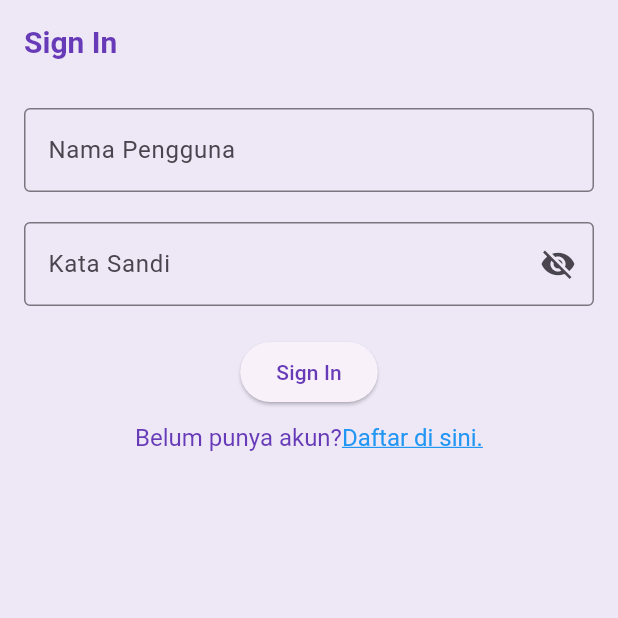
After one commit to NicholasTan24/wisata_candi_nicholastan, a Flutter app: the screen it shows after launch, on a phone screen of 412 x 824 dp, the top half of it. The commit adds this screen. Run offline on Flutter 3.47's test engine with Material 3 defaults, Android fonts, the phone set to English and light mode, and no system bars.

Commit message:
signInScreen
membuat class Sign in Screen sampai  slide 21

```diff
--- a/lib/main.dart
+++ b/lib/main.dart
@@ -2,6 +2,7 @@
 import 'package:wisata_candi_nicholastan/data/candi_data.dart';
 import 'package:wisata_candi_nicholastan/screens/detail_screen.dart';
 import 'package:wisata_candi_nicholastan/screens/profile_screen.dart';
+import 'package:wisata_candi_nicholastan/screens/sign_in_screen.dart';
 
 
 void main() {
@@ -17,11 +18,23 @@
     return MaterialApp(
       title: 'Wisata Candi',
       theme: ThemeData(
-        colorScheme: ColorScheme.fromSeed(seedColor: Colors.deepPurple),
+        appBarTheme: const AppBarTheme(
+          iconTheme: IconThemeData(color: Colors.deepPurple),
+          titleTextStyle: TextStyle(
+            color: Colors.deepPurple,
+            fontSize: 20,
+            fontWeight: FontWeight.bold,
+          ),
+        ),
+        colorScheme: ColorScheme.fromSeed(seedColor: Colors.deepPurple).copyWith(
+          primary: Colors.deepPurple,
+          surface: Colors.deepPurple[50],
+        ),
         useMaterial3: true,
       ),
       // home: ProfileScreen(),
-      home: DetailScreen(candi: candiList[0]),
+      // home: DetailScreen(candi: candiList[0]),
+      home: SignInScreen(),
     );
   }
 }
--- a/lib/screens/profile_screen.dart
+++ b/lib/screens/profile_screen.dart
@@ -57,6 +57,7 @@
                   ),
                 )
                 //TODO: 3. Buat bagian ProfileInfo yang berisi info profil
+
                 //TODO: 4. Buat ProfileActions yang berisi TextButton sign in/out
               ],
             ),
--- /dev/null
+++ b/lib/screens/sign_in_screen.dart
@@ -0,0 +1,102 @@
+import 'package:flutter/material.dart';
+import 'package:flutter/gestures.dart';
+
+
+class SignInScreen extends StatefulWidget {
+  SignInScreen({super.key});
+
+  @override
+  State<SignInScreen> createState() => _SignInScreenState();
+}
+
+class _SignInScreenState extends State<SignInScreen> {
+  // TODO: 1. Deklarasikan variabel
+  final TextEditingController _usernameController = TextEditingController();
+
+  final TextEditingController _passwordController = TextEditingController();
+
+  String _errorText = '';
+
+  bool _isSignedIn = false;
+
+  bool _obscurePassword = true;
+
+  @override
+  Widget build(BuildContext context) {
+    return Scaffold(
+      // TODO: 2. Pasang AppBar
+      appBar: AppBar(title: Text('Sign In')),
+      // TODO: 3. Pasang body
+      body: SingleChildScrollView(
+        child: Center(
+          child: Padding(
+            padding: const EdgeInsets.all(16),
+            child: Form(
+                child: Column(
+              // TODO: 4. Atur mainAxisAlignment dan crossAxisAlignment
+              mainAxisAlignment: MainAxisAlignment.center,
+              crossAxisAlignment: CrossAxisAlignment.center,
+              children: [
+                // TODO: 5. Pasang TextFormField Nama Pengguna
+                TextFormField(
+                  controller: _usernameController,
+                  decoration: InputDecoration(
+                    labelText: "Nama Pengguna",
+                    border: OutlineInputBorder(),
+                  ),
+                ),
+                // TODO: 6. Pasang TextFormField Kata Sandi
+                SizedBox(height: 20),
+                TextFormField(
+                  controller: _passwordController,
+                  decoration: InputDecoration(
+                    labelText: "Kata Sandi",
+                    errorText: _errorText.isNotEmpty ? _errorText : null,
+                    border: OutlineInputBorder(),
+                    suffixIcon: IconButton(
+                      onPressed: () {
+                        setState(() {
+                          _obscurePassword = ! _obscurePassword;
+                        });
+                      },
+                      icon: Icon(
+                        _obscurePassword ? Icons.visibility_off : Icons.visibility,
+                      ),
+                    ),
+                  ),
+                  obscureText: _obscurePassword,
+                ),
+                // TODO: 7. Pasang ElevatedButton Sign In
+                SizedBox(height: 20),
+                ElevatedButton(onPressed: () {}, child: Text('Sign In')),
+                // TODO: 8.Pasang TextButton Sign Up
+                SizedBox(height: 10),
+                // TextButton(
+                //     onPressed: (){},
+                //     child: Text('Belum punya akun? Daftar di sini')),
+                RichText(
+                    text: TextSpan(
+                      text: 'Belum punya akun?',
+                      style: TextStyle(fontSize: 16, color: Colors.deepPurple),
+                      children: <TextSpan>[
+                        TextSpan(
+                          text: 'Daftar di sini.',
+                          style: TextStyle(
+                            color: Colors.blue,
+                            decoration: TextDecoration.underline,
+                            fontSize: 16
+                          ),
+                          recognizer: TapGestureRecognizer()
+                            ..onTap = (){},
+                        )
+                      ]
+                    )
+                )
+              ],
+            )),
+          ),
+        ),
+      ),
+    );
+  }
+}
```
